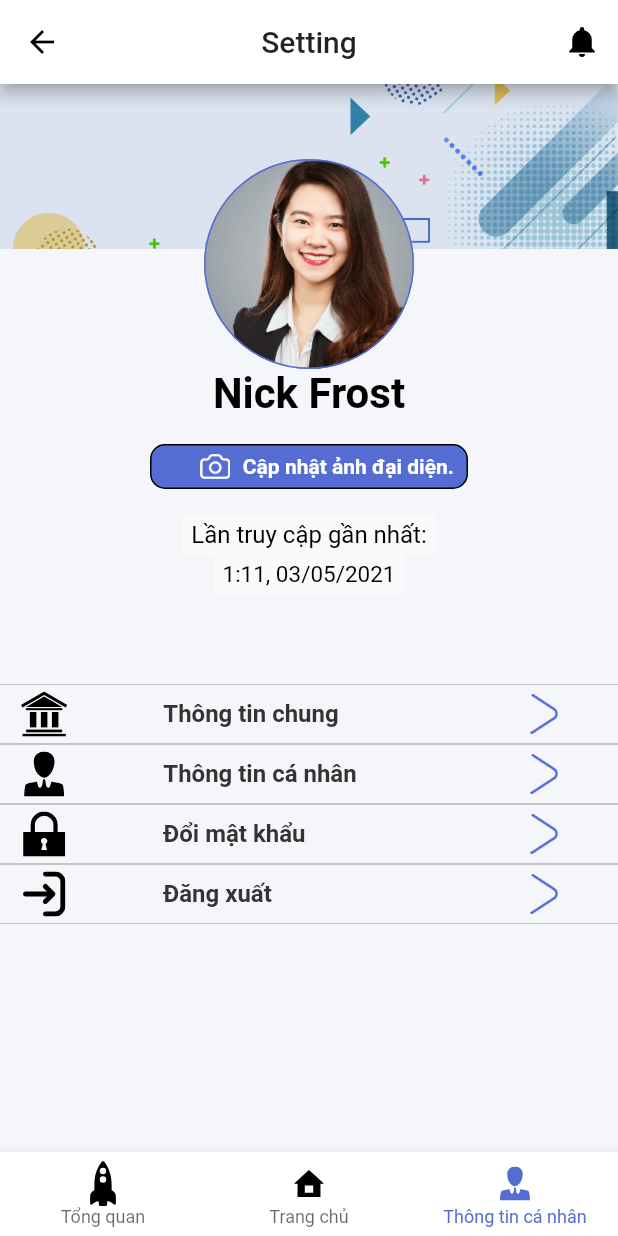
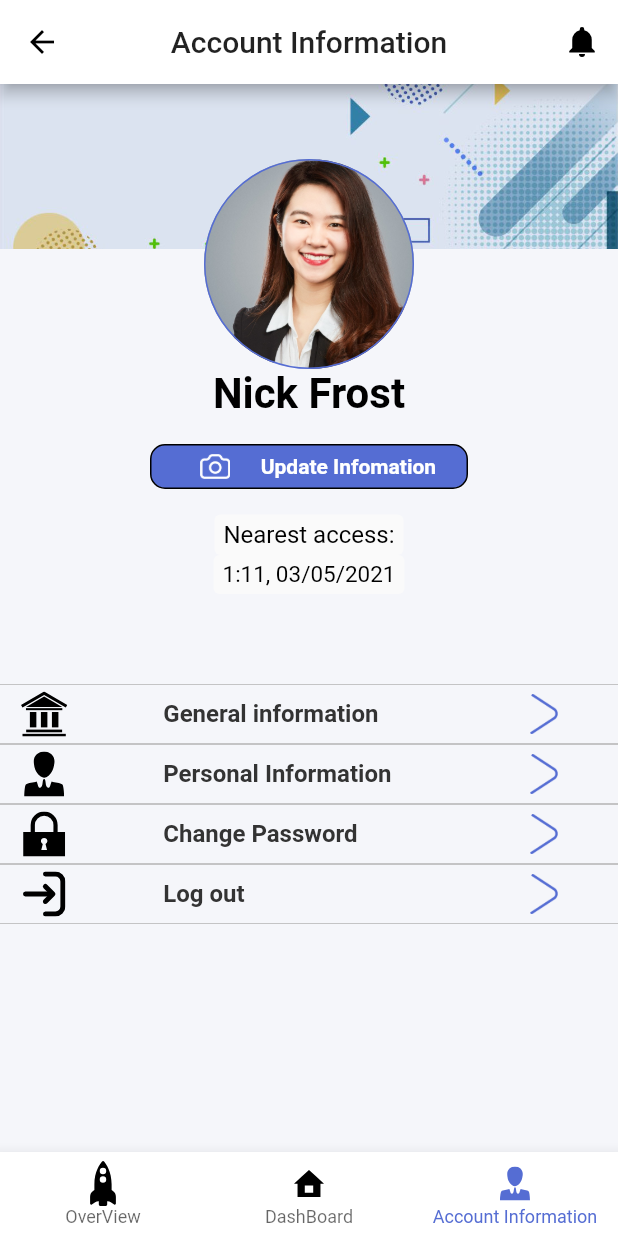
Before and after one commit to THANHMAP/water_iot, a Flutter app: the MainPage screen opened directly, item 3 of the bottom bar chosen, on a phone screen of 412 x 824 dp. Run offline on Flutter 3.47's test engine with Material 2 defaults, Android fonts, the phone set to English and light mode, and no system bars; our stand-ins replace fl_chart, flutter_svg, google_maps_flutter; Roboto replaces fonts that are missing (OpenSans, Poppins, Spectral).

Commit message:
update infomation

```diff
--- a/lib/screen/main/home.dart
+++ b/lib/screen/main/home.dart
@@ -18,7 +18,7 @@ class _HomePageState extends State<HomePage> {
     precacheImage(AssetImage("assets/images/bg_app.png"), context);
     return Scaffold(
         appBar: AppBar(
-            title: Text("Home"),
+            title: Text("OverView"),
             centerTitle: true,
           actions: <Widget>[
             IconButton(
--- a/lib/screen/main/main.dart
+++ b/lib/screen/main/main.dart
@@ -40,7 +40,7 @@ class _MainPageState extends State<MainPage> {
         },
         items: [
           BottomNavigationBarItem(
-            label: 'Tổng quan',
+            label: 'OverView',
             icon: SvgPicture.asset(
               "assets/images/ic_dashboard.svg",
               width: 20,
@@ -54,7 +54,7 @@ class _MainPageState extends State<MainPage> {
             ),
           ),
           BottomNavigationBarItem(
-            label: 'Trang chủ',
+            label: 'DashBoard',
             icon: SvgPicture.asset(
               "assets/images/ic_home.svg",
               width: 20,
@@ -68,7 +68,7 @@ class _MainPageState extends State<MainPage> {
             ),
           ),
           BottomNavigationBarItem(
-            label: 'Thông tin cá nhân',
+            label: 'Account Information',
             icon: SvgPicture.asset(
               "assets/images/ic_setting.svg",
               width: 20,
--- a/lib/screen/main/setting.dart
+++ b/lib/screen/main/setting.dart
@@ -77,7 +77,7 @@ class _SettingPageState extends State<SettingPage> {
         borderRadius: BorderRadius.circular(4.0),
       ),
       child: Text(
-        "Lần truy cập gần nhất:",
+        "Nearest access:",
         style: TextStyle(
           fontFamily: 'Spectral',
           color: Colors.black,
@@ -169,7 +169,7 @@ class _SettingPageState extends State<SettingPage> {
                 child: Container(
                   margin: new EdgeInsets.symmetric(horizontal: 50.0),
                   child: Text(
-                    'Thông tin chung',
+                    'General information',
                     style: TextStyle(
                       color: textDashboardColor,
                       fontFamily: 'OpenSans',
@@ -232,7 +232,7 @@ class _SettingPageState extends State<SettingPage> {
                 child: Container(
                   margin: new EdgeInsets.symmetric(horizontal: 50.0),
                   child: Text(
-                    'Thông tin cá nhân',
+                    'Personal Information',
                     style: TextStyle(
                       color: textDashboardColor,
                       fontFamily: 'OpenSans',
@@ -295,7 +295,7 @@ class _SettingPageState extends State<SettingPage> {
                 child: Container(
                   margin: new EdgeInsets.symmetric(horizontal: 50.0),
                   child: Text(
-                    'Đổi mật khẩu',
+                    'Change Password',
                     style: TextStyle(
                       color: textDashboardColor,
                       fontFamily: 'OpenSans',
@@ -358,7 +358,7 @@ class _SettingPageState extends State<SettingPage> {
                 child: Container(
                   margin: new EdgeInsets.symmetric(horizontal: 50.0),
                   child: Text(
-                    'Đăng xuất',
+                    'Log out',
                     style: TextStyle(
                       color: textDashboardColor,
                       fontFamily: 'OpenSans',
@@ -460,7 +460,7 @@ class _SettingPageState extends State<SettingPage> {
                 child: Container(
                   child: Center(
                     child: Text(
-                      "Cập nhật ảnh đại diện.",
+                      "Update Infomation",
                       style: TextStyle(
                         color: Colors.white,
                         fontWeight: FontWeight.w600,
@@ -503,7 +503,7 @@ class _SettingPageState extends State<SettingPage> {
     return Scaffold(
         backgroundColor: Color(0xFFF5F6FA),
         appBar: AppBar(
-          title: Text("Setting"),
+          title: Text("Account Information"),
           centerTitle: true,
           actions: <Widget>[
             IconButton(
```
